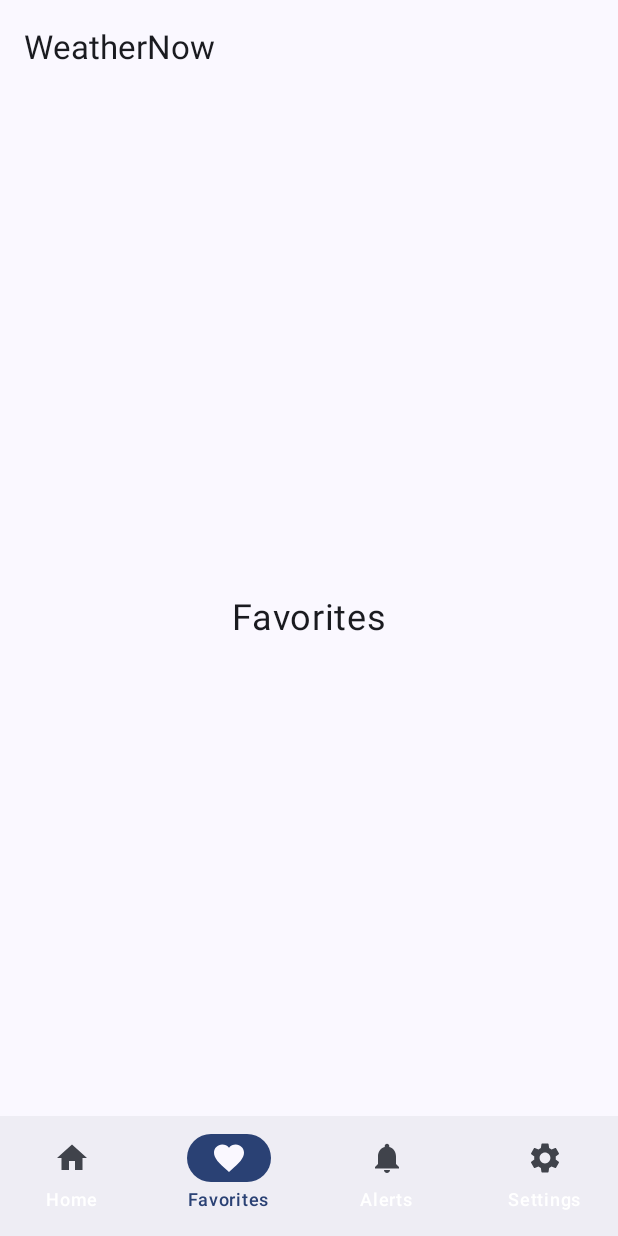
After one commit to Mustafaa-Hussain/WeatherNow, an Android app built with Jetpack Compose: the FavoritesScreen screen opened through its navigation route, on a phone screen of 412 x 824 dp. The commit adds this screen. Run offline under Robolectric (Android 15) with nearby library versions, the phone set to English and light mode, and no system bars.

Commit message:
adding bottom navbar

```diff
--- a/app/build.gradle.kts
+++ b/app/build.gradle.kts
@@ -62,7 +62,7 @@ dependencies {
 
 
 
-    val nav_version = "2.8.8"
+    val nav_version = "2.8.9"
     implementation("androidx.navigation:navigation-compose:$nav_version")
     //Serialization for NavArgs
     implementation("org.jetbrains.kotlinx:kotlinx-serialization-json:1.8.0")
--- /dev/null
+++ b/app/src/main/java/com/mustafa/weathernow/BottomNavigationBar.kt
@@ -0,0 +1,106 @@
+package com.mustafa.weathernow
+
+import android.annotation.SuppressLint
+import androidx.compose.material.icons.Icons
+import androidx.compose.material.icons.filled.Favorite
+import androidx.compose.material.icons.filled.Home
+import androidx.compose.material.icons.filled.Notifications
+import androidx.compose.material.icons.filled.Settings
+import androidx.compose.material3.Icon
+import androidx.compose.material3.MaterialTheme
+import androidx.compose.material3.NavigationBar
+import androidx.compose.material3.NavigationBarItem
+import androidx.compose.material3.NavigationBarItemDefaults
+import androidx.compose.material3.Text
+import androidx.compose.runtime.Composable
+import androidx.compose.runtime.LaunchedEffect
+import androidx.compose.runtime.mutableIntStateOf
+import androidx.compose.runtime.saveable.rememberSaveable
+import androidx.compose.ui.graphics.Color
+import androidx.compose.ui.graphics.vector.ImageVector
+import androidx.navigation.NavController
+import androidx.navigation.NavDestination
+import androidx.navigation.NavDestination.Companion.hasRoute
+import androidx.navigation.NavDestination.Companion.hierarchy
+import androidx.navigation.NavGraph.Companion.findStartDestination
+import androidx.navigation.NavHostController
+import androidx.navigation.compose.currentBackStackEntryAsState
+import com.mustafa.weathernow.utils.NavigationRoute
+import kotlin.reflect.KClass
+
+
+private fun getBottomNavigationList(): List<NavigationItem> {
+    return listOf(
+        NavigationItem(
+            title = "Home",
+            icon = Icons.Default.Home,
+            route = NavigationRoute.HomeScreen
+        ),
+        NavigationItem(
+            title = "Favorites",
+            icon = Icons.Default.Favorite,
+            route = NavigationRoute.FavoriteScreen
+        ),
+        NavigationItem(
+            title = "Alerts",
+            icon = Icons.Default.Notifications,
+            route = NavigationRoute.WeatherAlertScreen
+        ),
+        NavigationItem(
+            title = "Settings",
+            icon = Icons.Default.Settings,
+            route = NavigationRoute.SettingScreen
+        ),
+    )
+}
+
+
+class NavigationItem(
+    val title: String,
+    val icon: ImageVector,
+    val route: NavigationRoute
+)
+
+@SuppressLint("RestrictedApi")
+@Composable
+fun BottomNavigationBar(navController: NavHostController) {
+    val navBackStackEntry = navController.currentBackStackEntryAsState()
+    val currentDestination = navBackStackEntry.value?.destination
+
+    NavigationBar {
+        getBottomNavigationList().forEachIndexed { index, item ->
+            NavigationBarItem(
+                selected = currentDestination?.hierarchy?.any {
+                    it.hasRoute(item.route::class)
+                } == true,
+                onClick = {
+                    navController.navigate(item.route) {
+                        popUpTo(navController.graph.findStartDestination().id) {
+                            saveState = true
+                        }
+                        launchSingleTop = true
+                        restoreState = true
+                    }
+                },
+                icon = {
+                    Icon(imageVector = item.icon, contentDescription = item.title)
+                },
+                label = {
+                    Text(
+                        text = item.title,
+                        color = if (currentDestination?.hierarchy?.any {
+                                it.hasRoute(item.route::class)
+                            } == true)
+                            MaterialTheme.colorScheme.primary
+                        else MaterialTheme.colorScheme.onPrimary
+                    )
+
+                },
+                colors = NavigationBarItemDefaults.colors(
+                    selectedIconColor = MaterialTheme.colorScheme.surface,
+                    indicatorColor = MaterialTheme.colorScheme.primary
+                )
+            )
+        }
+    }
+}
--- a/app/src/main/java/com/mustafa/weathernow/MainActivity.kt
+++ b/app/src/main/java/com/mustafa/weathernow/MainActivity.kt
@@ -10,48 +10,41 @@ import androidx.compose.material3.ExperimentalMaterial3Api
 import androidx.compose.material3.Scaffold
 import androidx.compose.material3.Text
 import androidx.compose.material3.TopAppBar
+import androidx.compose.runtime.Composable
 import androidx.compose.runtime.LaunchedEffect
 import androidx.compose.runtime.mutableStateOf
 import androidx.compose.runtime.remember
 import androidx.compose.ui.Modifier
 import androidx.compose.ui.res.stringResource
 import androidx.core.splashscreen.SplashScreen.Companion.installSplashScreen
+import androidx.navigation.NavController
+import androidx.navigation.NavGraph
+import androidx.navigation.NavHostController
 import androidx.navigation.compose.NavHost
 import androidx.navigation.compose.composable
 import androidx.navigation.compose.rememberNavController
+import androidx.navigation.createGraph
+import com.mustafa.weathernow.aleart.view.WeatherAlertsScreen
+import com.mustafa.weathernow.favorites.view.FavoritesScreen
 import com.mustafa.weathernow.home.view.HomeScreen
+import com.mustafa.weathernow.settings.view.SettingsScreen
 import com.mustafa.weathernow.ui.theme.WeatherNowTheme
+import com.mustafa.weathernow.utils.NavigationRoute
 import kotlinx.coroutines.delay
 
 class MainActivity : ComponentActivity() {
-    @OptIn(ExperimentalMaterial3Api::class)
     override fun onCreate(savedInstanceState: Bundle?) {
         super.onCreate(savedInstanceState)
         enableEdgeToEdge()
 
         setContent {
-            val splashScreenState  = remember { mutableStateOf(true) }
+            val splashScreenState = remember { mutableStateOf(true) }
             installSplashScreen().setKeepOnScreenCondition {
                 splashScreenState.value
             }
+
             WeatherNowTheme {
-                Scaffold(
-                    modifier = Modifier.fillMaxSize(),
-                    topBar = {
-                        TopAppBar(title = { Text(text = stringResource(R.string.app_name)) })
-                    }
-                ) { innerPadding ->
-                    val navController = rememberNavController()
-                    NavHost(
-                        modifier = Modifier.padding(innerPadding),
-                        navController = navController,
-                        startDestination = NavigationRoute.HomeScreen
-                    ) {
-                        composable<NavigationRoute.HomeScreen>() {
-                            HomeScreen()
-                        }
-                    }
-                }
+                MainScreen()
                 LaunchedEffect(true) {
                     delay(1500)
                     splashScreenState.value = false
@@ -59,4 +52,48 @@ class MainActivity : ComponentActivity() {
             }
         }
     }
+
+    @OptIn(ExperimentalMaterial3Api::class)
+    @Composable
+    fun MainScreen() {
+        val navController = rememberNavController()
+
+        Scaffold(
+            modifier = Modifier.fillMaxSize(),
+            topBar = {
+                TopAppBar(title = { Text(text = stringResource(R.string.app_name)) })
+            },
+            bottomBar = { BottomNavigationBar(navController) }
+        ) { innerPadding ->
+            BottomNavGraph(
+                navController = navController,
+                modifier = Modifier.padding(innerPadding)
+            )
+        }
+    }
+
+
+    @Composable
+    fun BottomNavGraph(
+        navController: NavHostController,
+        modifier: Modifier = Modifier
+    ) {
+        NavHost(
+            navController = navController,
+            startDestination = NavigationRoute.HomeScreen
+        ) {
+            composable<NavigationRoute.HomeScreen> {
+                HomeScreen()
+            }
+            composable<NavigationRoute.WeatherAlertScreen> {
+                WeatherAlertsScreen()
+            }
+            composable<NavigationRoute.FavoriteScreen> {
+                FavoritesScreen()
+            }
+            composable<NavigationRoute.SettingScreen> {
+                SettingsScreen()
+            }
+        }
+    }
 }
--- /dev/null
+++ b/app/src/main/java/com/mustafa/weathernow/favorites/view/FavoritesScreen.kt
@@ -0,0 +1,22 @@
+package com.mustafa.weathernow.favorites.view
+
+import androidx.compose.foundation.layout.Arrangement
+import androidx.compose.foundation.layout.Column
+import androidx.compose.foundation.layout.fillMaxSize
+import androidx.compose.material3.Text
+import androidx.compose.runtime.Composable
+import androidx.compose.ui.Alignment
+import androidx.compose.ui.Modifier
+import androidx.compose.ui.unit.sp
+
+@Composable
+fun FavoritesScreen() {
+    Column(
+        modifier = Modifier.fillMaxSize(),
+        verticalArrangement = Arrangement.Center,
+        horizontalAlignment = Alignment.CenterHorizontally
+    )
+    {
+        Text(text = "Favorites", fontSize = 24.sp)
+    }
+}
--- /dev/null
+++ b/app/src/main/java/com/mustafa/weathernow/utils/NavigationRoute.kt
@@ -0,0 +1,18 @@
+package com.mustafa.weathernow.utils
+
+import kotlinx.serialization.Serializable
+
+@Serializable
+sealed class NavigationRoute() {
+    @Serializable
+    object HomeScreen : NavigationRoute()
+
+    @Serializable
+    object WeatherAlertScreen : NavigationRoute()
+
+    @Serializable
+    object FavoriteScreen : NavigationRoute()
+
+    @Serializable
+    object SettingScreen : NavigationRoute()
+}
```
Also changed, not shown: app/src/main/java/com/mustafa/weathernow/NavigationRoute.kt (deleted, +0 -9 lines), app/src/main/java/com/mustafa/weathernow/aleart/view/WeatherAlertsScreen.kt (added, +22 -0 lines), app/src/main/java/com/mustafa/weathernow/settings/view/SettingsScreen.kt (added, +22 -0 lines).
